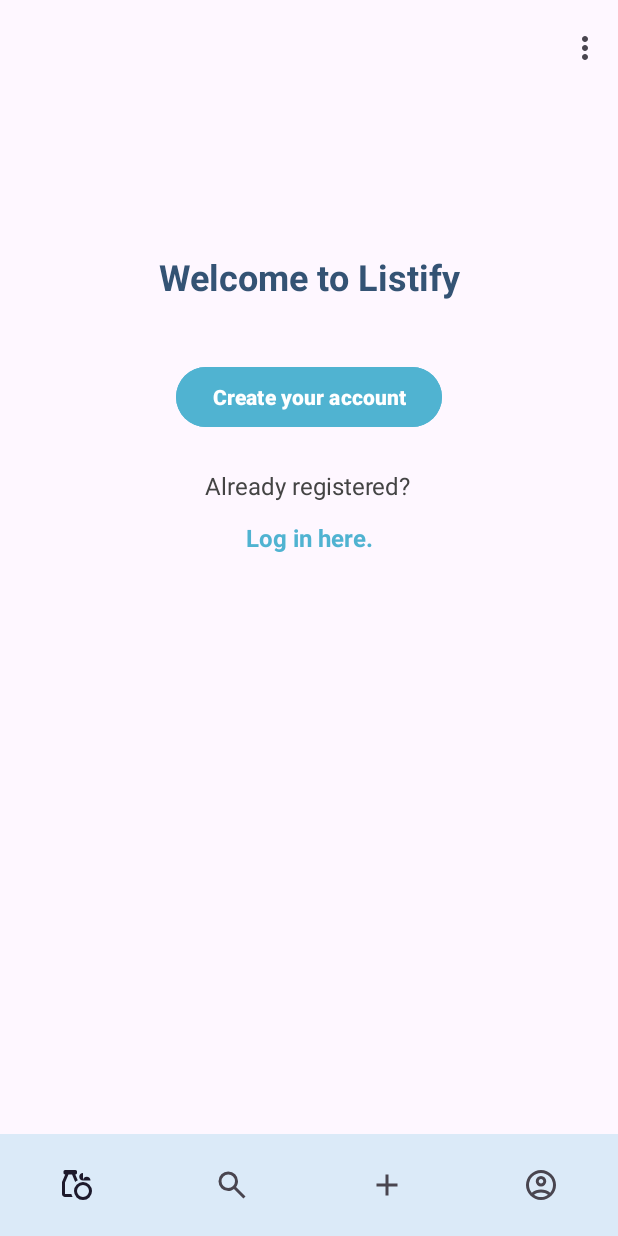
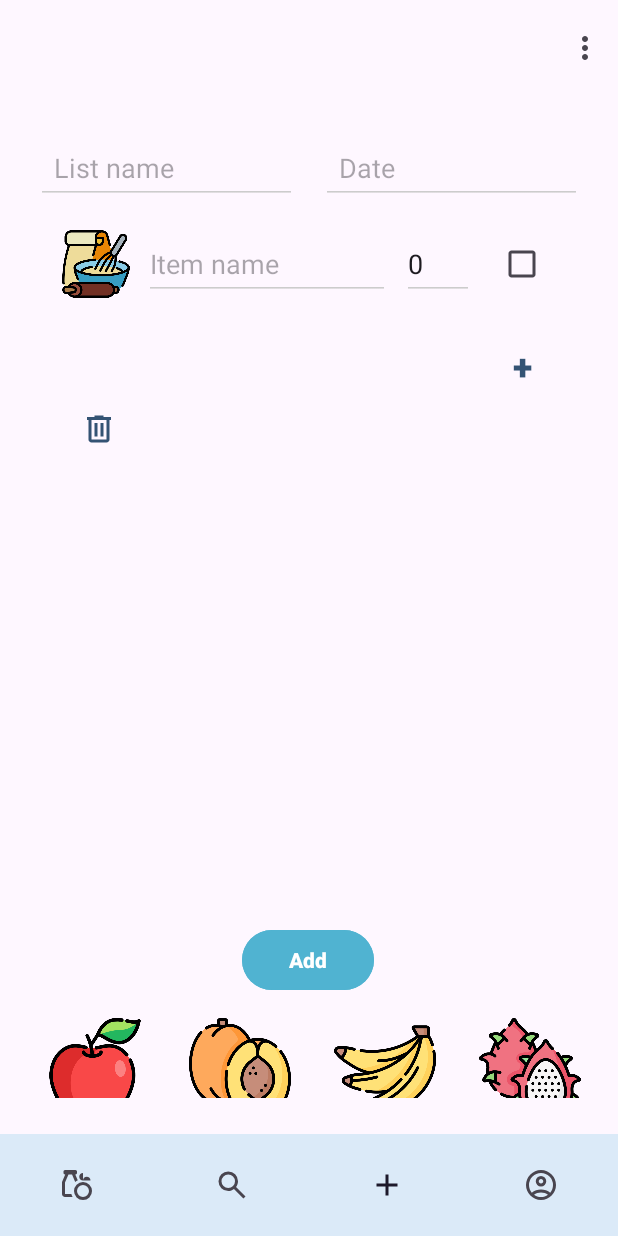
Before and after one commit to LaliNoni/GrocerylistApp, an Android app: the screen it shows after launch (MainActivity), item 3 of the bottom bar chosen, on a phone screen of 412 x 824 dp. Run offline under Robolectric (Android 15) with nearby library versions, the phone set to English and light mode, and no system bars; our stand-ins replace navigation-ui.

Commit message:
update app

```diff
--- a/app/src/main/java/com/example/grocerylistapp/AddListFragment.kt
+++ b/app/src/main/java/com/example/grocerylistapp/AddListFragment.kt
@@ -7,19 +7,29 @@
 import android.widget.*
 import androidx.fragment.app.Fragment
 import androidx.recyclerview.widget.GridLayoutManager
+import androidx.recyclerview.widget.LinearLayoutManager
+import androidx.recyclerview.widget.RecyclerView
 import com.example.grocerylistapp.adapter.ImagePickerAdapter
-import androidx.recyclerview.widget.RecyclerView
+import com.example.grocerylistapp.adapter.UserItemAdapter
 import com.example.grocerylistapp.model.GroceryItem
 import com.example.grocerylistapp.model.GroceryListModel
+import com.example.grocerylistapp.model.UserItem
 
 class AddListFragment : Fragment() {
 
     private lateinit var nameInput: EditText
     private lateinit var dateInput: EditText
     private lateinit var addButton: Button
+
+
     private lateinit var itemRecyclerView: RecyclerView
+    private lateinit var userItemRecyclerView: RecyclerView
 
+    private lateinit var userItemAdapter: UserItemAdapter
+    private val userItem = mutableListOf<UserItem>()
     private val selectedItems = mutableListOf<GroceryItem>()
+
+    private var selectedUserItemPosition: Int = -1
 
     override fun onCreateView(
         inflater: LayoutInflater, container: ViewGroup?,
@@ -35,6 +45,36 @@
         dateInput = view.findViewById(R.id.list_date_input)
         addButton = view.findViewById(R.id.add_list_button)
         itemRecyclerView = view.findViewById(R.id.itemRecyclerView)
+        userItemRecyclerView = view.findViewById(R.id.userItemRecyclerView)
+
+        userItem.add(UserItem())
+
+        userItemAdapter = UserItemAdapter(
+            userItem,
+            onAddItemBelow = { position ->
+                val currentItem = userItem[position]
+                val isNameValid = currentItem.name.isNotBlank()
+                val isQuantityValid = currentItem.quantity > 0
+
+                if (isNameValid && isQuantityValid) {
+                    userItem.add(position + 1, UserItem())
+                    userItemAdapter.notifyItemInserted(position + 1)
+                } else {
+                    Toast.makeText(
+                        requireContext(),
+                        "Please enter item name and quantity before adding a new item",
+                        Toast.LENGTH_SHORT
+                    ).show()
+                }
+            },
+            onImageClick = { position ->
+                selectedUserItemPosition = position
+                Toast.makeText(requireContext(), "Select an image below to replace item #${position + 1} image", Toast.LENGTH_SHORT).show()
+            }
+        )
+
+        userItemRecyclerView.layoutManager = LinearLayoutManager(requireContext())
+        userItemRecyclerView.adapter = userItemAdapter
 
         setupItemRecyclerView()
 
@@ -48,17 +88,19 @@
             }
 
             val newList = GroceryListModel(name, date)
-
-            // You could also associate selectedItems here later
-            // e.g., newList.items = selectedItems
+            // TODO: Attach userItem and selectedItems to the model or save it
 
             Toast.makeText(requireContext(), "List \"$name\" added!", Toast.LENGTH_SHORT).show()
 
             nameInput.text.clear()
             dateInput.text.clear()
             selectedItems.clear()
+            userItem.clear()
+            userItem.add(UserItem())
+            userItemAdapter.notifyDataSetChanged()
         }
     }
+
 
     private fun setupItemRecyclerView() {
         val availableItems = listOf(
@@ -142,6 +184,12 @@
             if (isSelected) {
                 selectedItems.add(selectedItem)
                 Toast.makeText(requireContext(), "${selectedItem.name} added", Toast.LENGTH_SHORT).show()
+
+                if (selectedUserItemPosition in userItem.indices) {
+                    userItem[selectedUserItemPosition].imageRes = selectedItem.imageResId ?: R.drawable.bake
+                    userItemAdapter.notifyItemChanged(selectedUserItemPosition)
+                    selectedUserItemPosition = -1
+                }
             } else {
                 selectedItems.remove(selectedItem)
                 Toast.makeText(requireContext(), "${selectedItem.name} removed", Toast.LENGTH_SHORT).show()
--- a/app/src/main/java/com/example/grocerylistapp/HomePageFragment.kt
+++ b/app/src/main/java/com/example/grocerylistapp/HomePageFragment.kt
@@ -31,5 +31,6 @@
         loginTextView.setOnClickListener {
             findNavController().navigate(R.id.action_homePageFragment_to_logInFragment)
         }
+
     }
 }
--- a/app/src/main/java/com/example/grocerylistapp/MainActivity.kt
+++ b/app/src/main/java/com/example/grocerylistapp/MainActivity.kt
@@ -3,6 +3,7 @@
 import android.os.Bundle
 import android.view.Menu
 import android.view.MenuItem
+import android.view.View
 import androidx.appcompat.app.AppCompatActivity
 import androidx.appcompat.widget.Toolbar
 import androidx.navigation.fragment.NavHostFragment
@@ -25,6 +26,22 @@
         val navController = navHostFragment.navController
         val bottomNavigationView = findViewById<BottomNavigationView>(R.id.bottom_navigation)
         bottomNavigationView.setupWithNavController(navController)
+
+
+        navController.addOnDestinationChangedListener { _, destination, _ ->
+            when (destination.id) {
+                //R.id.homePageFragment,
+                R.id.logInFragment,
+                R.id.registerFragment,
+                R.id.passwordResetFragment,
+                R.id.passwordVerificationFragment, -> {
+                    bottomNavigationView.visibility = View.GONE
+                }
+                else -> {
+                    bottomNavigationView.visibility = View.VISIBLE
+                }
+            }
+        }
     }
 
     override fun onCreateOptionsMenu(menu: Menu?): Boolean {
--- a/app/src/main/java/com/example/grocerylistapp/ProfileFragment.kt
+++ b/app/src/main/java/com/example/grocerylistapp/ProfileFragment.kt
@@ -10,8 +10,6 @@
 import android.widget.ImageView
 import android.widget.Toast
 import androidx.fragment.app.Fragment
-import com.example.grocerylistapp.ProfileFragment
-import com.example.grocerylistapp.R
 
 class ProfileFragment : Fragment() {
 
@@ -62,7 +60,7 @@
 
     private fun showImagePickerDialog() {
         val dialogView = LayoutInflater.from(requireContext())
-            .inflate(R.layout.dialog_image_picker, null)
+            .inflate(R.layout.profile_image_picker, null)
 
         val dialog = AlertDialog.Builder(requireContext())
             .setTitle(getString(R.string.select_profile_image))
--- a/app/src/main/java/com/example/grocerylistapp/adapter/UserItemAdapter.kt
+++ b/app/src/main/java/com/example/grocerylistapp/adapter/UserItemAdapter.kt
@@ -10,7 +10,8 @@
 
 class UserItemAdapter(
     private val items: MutableList<UserItem>,
-    private val onAddItemBelow: (position: Int) -> Unit
+    private val onAddItemBelow: (position: Int) -> Unit,
+    private val onImageClick: (position: Int) -> Unit
 ) : RecyclerView.Adapter<UserItemAdapter.ViewHolder>() {
 
     inner class ViewHolder(view: View) : RecyclerView.ViewHolder(view) {
@@ -19,9 +20,10 @@
         private val quantity: EditText = view.findViewById(R.id.item_quantity)
         private val checkBox: CheckBox = view.findViewById(R.id.item_checkbox)
         private val addButton: Button = view.findViewById(R.id.add_item_button)
+        private val deleteButton: ImageButton = view.findViewById(R.id.delete_button)
 
         fun bind(item: UserItem, position: Int) {
-            image.setImageResource(item.imageResId)
+            image.setImageResource(item.imageRes)
             name.setText(item.name)
             quantity.setText(item.quantity.toString())
             checkBox.isChecked = item.isChecked
@@ -41,9 +43,24 @@
             addButton.setOnClickListener {
                 onAddItemBelow(position)
             }
+
+            image.setOnClickListener {
+                if (item.imageRes != R.drawable.bake) {
+                    item.imageRes = R.drawable.bake
+                    notifyItemChanged(position)
+                } else {
+                    onImageClick(position)
+                }
+            }
+
+            deleteButton.setOnClickListener {
+                items.removeAt(position)
+                notifyItemRemoved(position)
+                notifyItemRangeChanged(position, items.size)
+            }
+
         }
     }
-
     override fun onCreateViewHolder(parent: ViewGroup, viewType: Int): ViewHolder {
         val view = LayoutInflater.from(parent.context)
             .inflate(R.layout.fragment_item_user_input, parent, false)
--- a/app/src/main/java/com/example/grocerylistapp/model/UserItem.kt
+++ b/app/src/main/java/com/example/grocerylistapp/model/UserItem.kt
@@ -4,6 +4,6 @@
 data class UserItem(
     var name: String = "",
     var quantity: Int = 0,
-    var imageResId: Int = R.drawable.bake,
+    var imageRes: Int = R.drawable.bake,
     var isChecked: Boolean = false
 )
--- a/app/src/main/res/drawable/ic_notifications.xml
+++ /dev/null
@@ -1,9 +0,0 @@
-<vector xmlns:android="http://schemas.android.com/apk/res/android"
-    android:width="24dp"
-    android:height="24dp"
-    android:viewportWidth="960"
-    android:viewportHeight="960">
-  <path
-      android:pathData="M160,760v-80h80v-280q0,-83 50,-147.5T420,168v-28q0,-25 17.5,-42.5T480,80q25,0 42.5,17.5T540,140v28q80,20 130,84.5T720,400v280h80v80L160,760ZM480,460ZM480,880q-33,0 -56.5,-23.5T400,800h160q0,33 -23.5,56.5T480,880ZM320,680h320v-280q0,-66 -47,-113t-113,-47q-66,0 -113,47t-47,113v280Z"
-      android:fillColor="#345374"/>
-</vector>
--- a/app/src/main/res/layout/fragment_add_list.xml
+++ b/app/src/main/res/layout/fragment_add_list.xml
@@ -37,6 +37,16 @@
         app:layout_constraintEnd_toEndOf="parent"
         app:layout_constraintHorizontal_weight="1" />
 
+    <androidx.recyclerview.widget.RecyclerView
+        android:id="@+id/userItemRecyclerView"
+        android:layout_width="0dp"
+        android:layout_height="0dp"
+        android:padding="8dp"
+        app:layout_constraintTop_toBottomOf="@id/list_name_input"
+        app:layout_constraintBottom_toTopOf="@id/add_list_button"
+        app:layout_constraintStart_toStartOf="parent"
+        app:layout_constraintEnd_toEndOf="parent" />
+
     <Button
         android:id="@+id/add_list_button"
         android:layout_width="wrap_content"
@@ -49,6 +59,7 @@
         app:layout_constraintHorizontal_bias="0.498"
         app:layout_constraintStart_toStartOf="parent"
         app:layout_constraintTop_toBottomOf="@id/list_name_input" />
+
 
     <androidx.recyclerview.widget.RecyclerView
         android:id="@+id/itemRecyclerView"
--- a/app/src/main/res/layout/fragment_item_user_input.xml
+++ b/app/src/main/res/layout/fragment_item_user_input.xml
@@ -46,6 +46,7 @@
             android:layout_marginStart="8dp" />
     </LinearLayout>
 
+
     <androidx.recyclerview.widget.RecyclerView
         android:id="@+id/userItemRecyclerView"
         android:layout_width="match_parent"
@@ -66,7 +67,17 @@
         android:minHeight="48dp"
         android:padding="0dp"
         android:text="@string/add_item_button"
-        android:textColor="#878484"
+        android:textColor="#345374"
         android:textSize="24sp"
         android:textStyle="bold" />
+
+    <ImageButton
+        android:id="@+id/delete_button"
+        android:layout_width="36dp"
+        android:layout_height="36dp"
+        android:layout_marginStart="8dp"
+        android:background="?attr/selectableItemBackgroundBorderless"
+        android:contentDescription="@string/delete"
+        android:src="@drawable/ic_delete" />
+
 </LinearLayout>
--- a/app/src/main/res/layout/lists_item_layout.xml
+++ b/app/src/main/res/layout/lists_item_layout.xml
@@ -32,7 +32,7 @@
         android:layout_width="48dp"
         android:layout_height="48dp"
         android:src="@drawable/ic_delete"
-        android:contentDescription="@string/delete_list"
+        android:contentDescription="@string/delete"
         android:background="?attr/selectableItemBackgroundBorderless"
         app:layout_constraintTop_toBottomOf="@id/list_checked"
         app:layout_constraintEnd_toEndOf="parent"
--- a/app/src/main/res/menu/bottom_nav_menu.xml
+++ b/app/src/main/res/menu/bottom_nav_menu.xml
@@ -2,22 +2,22 @@
 <menu xmlns:android="http://schemas.android.com/apk/res/android">
 
     <item
-        android:id="@+id/nav_grocery"
+        android:id="@+id/groceryListsFragment"
         android:icon="@drawable/ic_grocery"
         android:title="@string/bottom_nav_grocery" />
 
     <item
-        android:id="@+id/nav_search"
+        android:id="@+id/searchFragment"
         android:icon="@drawable/ic_search"
         android:title="@string/bottom_nav_search" />
 
     <item
-        android:id="@+id/nav_add"
+        android:id="@+id/addListFragment"
         android:icon="@drawable/ic_add"
         android:title="@string/bottom_nav_add" />
 
     <item
-        android:id="@+id/nav_profile"
+        android:id="@+id/profileFragment"
         android:icon="@drawable/ic_profile"
         android:title="@string/bottom_nav_profile" />
 
--- a/app/src/main/res/menu/top_app_bar_menu.xml
+++ b/app/src/main/res/menu/top_app_bar_menu.xml
@@ -1,11 +1,5 @@
 <menu xmlns:android="http://schemas.android.com/apk/res/android"
     xmlns:app="http://schemas.android.com/apk/res-auto">
-
-    <item
-        android:id="@+id/action_notifications"
-        android:title="@string/action_notifications"
-        android:icon="@drawable/ic_notifications"
-        app:showAsAction="never" />
 
     <item
         android:id="@+id/action_logout"
--- a/app/src/main/res/navigation/nav_graph.xml
+++ b/app/src/main/res/navigation/nav_graph.xml
@@ -63,5 +63,30 @@
         android:id="@+id/groceryListsFragment"
         android:name="com.example.grocerylistapp.GroceryListsFragment"
         android:label="fragment_grocery_lists"
-        tools:layout="@layout/fragment_grocery_lists" />
+        tools:layout="@layout/fragment_grocery_lists" >
+        <action
+            android:id="@+id/action_groceryListsFragment_to_searchFragment"
+            app:destination="@id/searchFragment" />
+        <action
+            android:id="@+id/action_groceryListsFragment_to_profileFragment"
+            app:destination="@id/profileFragment" />
+        <action
+            android:id="@+id/action_groceryListsFragment_to_addListFragment"
+            app:destination="@id/addListFragment" />
+    </fragment>
+    <fragment
+        android:id="@+id/addListFragment"
+        android:name="com.example.grocerylistapp.AddListFragment"
+        android:label="fragment_add_list"
+        tools:layout="@layout/fragment_add_list" />
+    <fragment
+        android:id="@+id/profileFragment"
+        android:name="com.example.grocerylistapp.ProfileFragment"
+        android:label="fragment_profile"
+        tools:layout="@layout/fragment_profile" />
+    <fragment
+        android:id="@+id/searchFragment"
+        android:name="com.example.grocerylistapp.SearchFragment"
+        android:label="fragment_search"
+        tools:layout="@layout/fragment_search" />
 </navigation>
--- a/app/src/main/res/values/strings.xml
+++ b/app/src/main/res/values/strings.xml
@@ -50,7 +50,7 @@
     <string name="recycler_view_description">List of grocery lists</string>
     <string name="item_image_description">Grocery item image</string>
 
-    <string name="delete_list">Delete list</string>
+    <string name="delete">Delete </string>
 
     <string name="edit_profile">Edit Profile</string>
     <string name="profile_image">Profile Image</string>">
--- a/gradle/libs.versions.toml
+++ b/gradle/libs.versions.toml
@@ -1,5 +1,5 @@
 [versions]
-agp = "8.9.0"
+agp = "8.9.1"
 kotlin = "2.0.21"
 coreKtx = "1.16.0"
 junit = "4.13.2"
@@ -27,4 +27,4 @@
 [plugins]
 android-application = { id = "com.android.application", version.ref = "agp" }
 kotlin-android = { id = "org.jetbrains.kotlin.android", version.ref = "kotlin" }
-androidx-navigation-safe-args = { id = "androidx.navigation.safeargs.kotlin", version = "2.7.7" }
+androidx-navigation-safe-args = { id = "androidx.navigation.safeargs.kotlin", version = "2.9.1" }
```
Also changed, not shown: app/src/main/java/com/example/grocerylistapp/ItemUserInputFragment.kt (+12 -4 lines), app/src/main/java/com/example/grocerylistapp/adapter/ImagePickerAdapter.kt (+13 -10 lines), app/src/main/res/drawable/ic_settings.xml (deleted, +0 -9 lines), app/src/main/res/layout/profile_image_picker.xml (renamed from app/src/main/res/layout/dialog_image_picker.xml).
